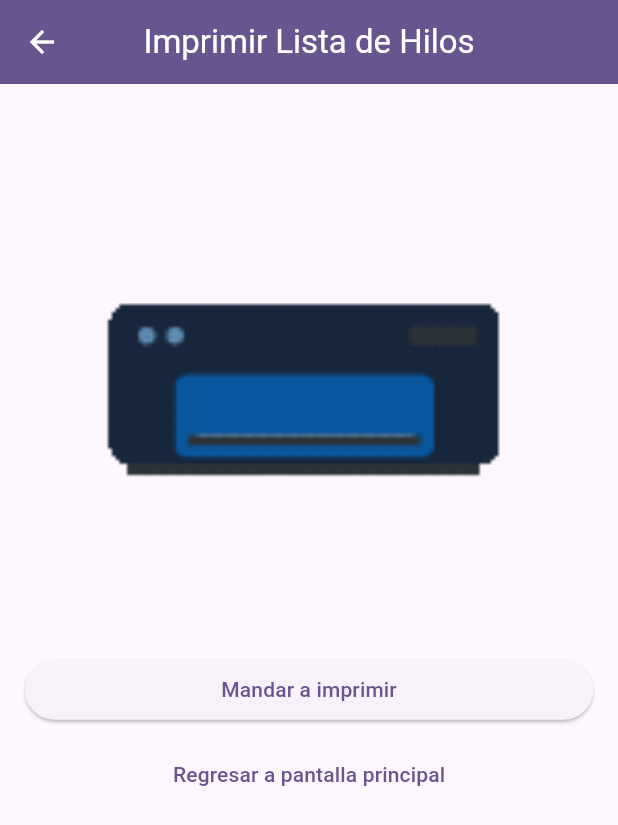
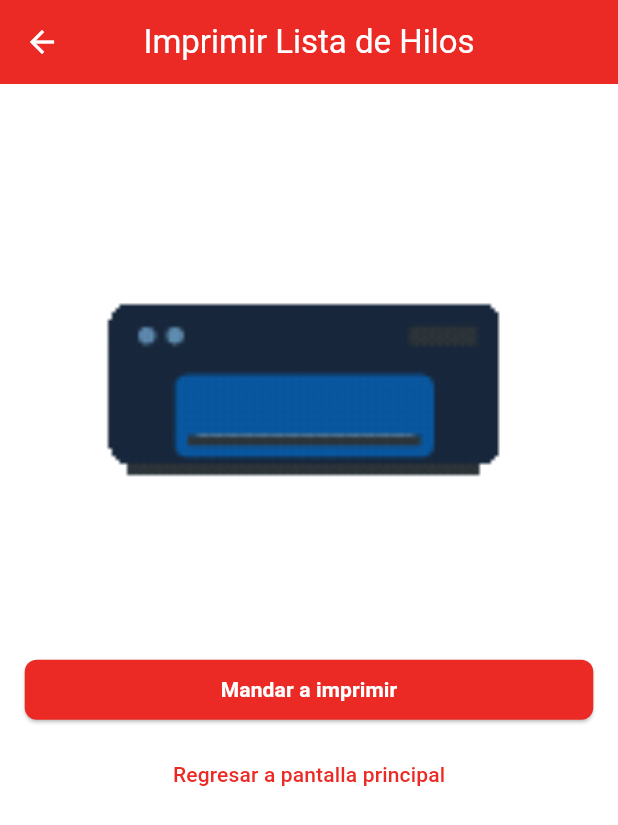
Before and after one commit to alfredo961/hanes-app, a Flutter app: the PrintListScreen screen opened directly, on a phone screen of 412 x 824 dp. Shown: the top 825 px of the screen. Run offline on Flutter 3.47's test engine with Material 3 defaults, Android fonts, the phone set to English and light mode, and no system bars; network calls fail.

Commit message:
cambio de estilos, pantalla de Teams

```diff
--- /dev/null
+++ b/lib/models/team_model.dart
@@ -0,0 +1,21 @@
+class Team {
+  int? id;
+  String? nombre;
+  String? color;
+
+  Team({this.id, this.nombre, this.color});
+
+  Team.fromJson(Map<String, dynamic> json) {
+    id = json['id'];
+    nombre = json['nombre'];
+    color = json['Color'];
+  }
+
+  Map<String, dynamic> toJson() {
+    final Map<String, dynamic> data = <String, dynamic>{};
+    data['id'] = id;
+    data['nombre'] = nombre;
+    data['Color'] = color;
+    return data;
+  }
+}
--- a/lib/utils/constants.dart
+++ b/lib/utils/constants.dart
@@ -1,3 +1,4 @@
+import 'package:flutter/material.dart';
 
 class Consts{
   //URL Base
@@ -7,4 +8,12 @@ class Consts{
 
   //Endpoints
   static const String getHilos = 'getYarnInventory';
+  static const String getTeams = 'getTeams';
+
+  //Colors
+  static const Color rojo = Color(0xFFec2a25);
+  static const Color rojoSecundario = Color(0xFFf47f7b);
+  static const Color morado = Color(0xFF741773);
+  static const Color moradoSecundario = Color(0xFFaf77ad);
+  static const Color blanco = Color(0xFFffffff);
 }
--- a/lib/viewmodels/home_viewmodel.dart
+++ b/lib/viewmodels/home_viewmodel.dart
@@ -1,5 +1,7 @@
 import 'package:flutter/material.dart';
+import '../models/team_model.dart';
 import '../models/yarn_model.dart';
+import '../services/apis/team_api.dart';
 import '../services/http_services.dart';
 import '../utils/constants.dart';
 
@@ -11,6 +13,15 @@ class HomeViewModel extends ChangeNotifier {
   Map<String, int> selectedQuantities = {};
   bool isLoading = true;
   final CustomHttp customHttp = CustomHttp();
+
+  List<Team> _teams = [];
+  bool _isLoadingTeams = false;
+  final TeamService _teamService = TeamService();
+  String? _selectedTeamName;
+
+  List<Team> get teams => _teams;
+  bool get isLoadingTeams => _isLoadingTeams;
+  String? get selectedTeamName => _selectedTeamName;
 
   HomeViewModel() {
     initializeData();
@@ -33,6 +44,7 @@ class HomeViewModel extends ChangeNotifier {
       isLoading = false;
       notifyListeners();
     }
+    fetchTeams();
   }
 
   void updateSearchQuery(String newQuery) {
@@ -71,4 +83,23 @@ class HomeViewModel extends ChangeNotifier {
     isLoading = false;
     notifyListeners();
   }
+
+  Future<void> fetchTeams() async {
+    _isLoadingTeams = true;
+    notifyListeners();
+
+    try {
+      _teams = await _teamService.fetchTeams();
+    } catch (e) {
+      print('Error al obtener los equipos: $e');
+    } finally {
+      _isLoadingTeams = false;
+      notifyListeners();
+    }
+  }
+
+  void selectTeam(String teamName) {
+    _selectedTeamName = teamName;
+    notifyListeners();
+  }
 }
--- a/lib/views/home/home_screen.dart
+++ b/lib/views/home/home_screen.dart
@@ -58,6 +58,8 @@ class HomeScreen extends StatelessWidget {
       ),
       body: Column(
         children: [
+          SizedBox(height: MediaQuery.of(context).size.height * .02,),
+          Text('Teams: ${viewModel.selectedTeamName}'),
           const SearchAndFilterBar(),
           Expanded(
             child: viewModel.isLoading
--- a/lib/views/print_list_screen.dart
+++ b/lib/views/print_list_screen.dart
@@ -1,5 +1,6 @@
 import 'package:flutter/material.dart';
 import 'package:hilaza/views/home/home_screen.dart';
+import 'package:hilaza/views/widgets/elevated_button.dart';
 import 'package:provider/provider.dart';
 
 import '../viewmodels/home_viewmodel.dart';
@@ -47,9 +48,9 @@ class PrintListScreen extends StatelessWidget {
           Flexible(
             child: SizedBox(
               width: double.infinity,
-              child: ElevatedButton(
+              child: MainButton(
                 onPressed: () {},
-                child: const Text('Mandar a imprimir'),
+                text: 'Mandar a imprimir',
               ),
             ),
           ),
--- /dev/null
+++ b/lib/views/widgets/elevated_button.dart
@@ -0,0 +1,30 @@
+import 'package:flutter/material.dart';
+
+import '../../utils/constants.dart';
+
+class MainButton extends StatelessWidget {
+  final String text;
+  final VoidCallback onPressed;
+
+  const MainButton({super.key, required this.text, required this.onPressed});
+
+  @override
+  Widget build(BuildContext context) {
+    return ElevatedButton(
+      style: ElevatedButton.styleFrom(
+        backgroundColor: Consts.rojo,
+        shape: RoundedRectangleBorder(
+          borderRadius: BorderRadius.circular(8),
+        ),
+      ),
+      onPressed: onPressed,
+      child: Text(
+        text,
+        style: const TextStyle(
+          fontWeight: FontWeight.bold,
+          color: Consts.blanco,
+        ),
+      ),
+    );
+  }
+}
```
Also changed, not shown: lib/main.dart (+6 -6 lines), lib/services/apis/team_api.dart (added, +20 -0 lines), lib/utils/app_theme.dart (added, +25 -0 lines), lib/utils/has_navigation_bar.dart (added, +15 -0 lines), lib/views/home/hilo_details_widget.dart (+14 -13 lines), lib/views/home/product_list_tile.dart (+55 -9 lines), lib/views/home/search_and_filter_bar.dart (+14 -3 lines), lib/views/teams_screen.dart (+80 -6 lines), lib/views/widgets/bottom_navigation_space.dart (added, +16 -0 lines).
